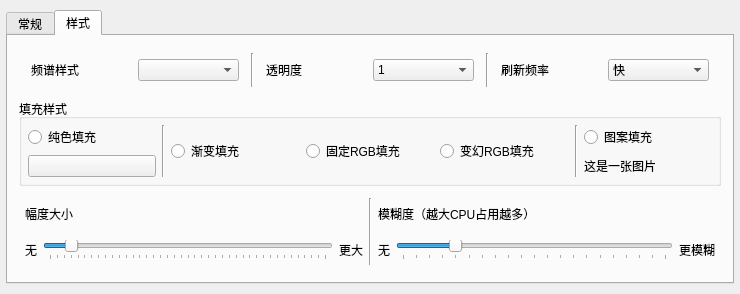
LinAoct/SpectrumOnTaskbar, file mainwindow.ui: the form before one commit.
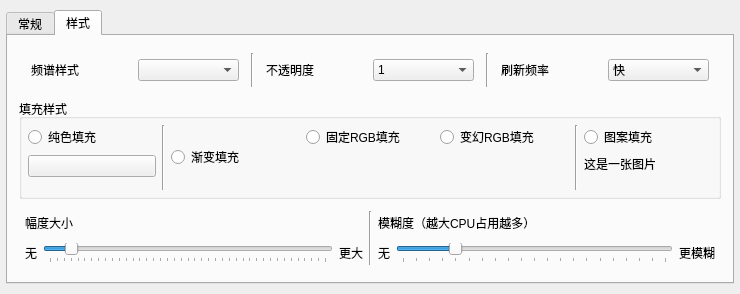
The form after the commit. Icons and pictures are not drawn.

```diff
--- a/mainwindow.ui
+++ b/mainwindow.ui
@@ -10,6 +10,18 @@
     <height>294</height>
    </rect>
   </property>
+  <property name="sizePolicy">
+   <sizepolicy hsizetype="Preferred" vsizetype="Maximum">
+    <horstretch>0</horstretch>
+    <verstretch>0</verstretch>
+   </sizepolicy>
+  </property>
+  <property name="maximumSize">
+   <size>
+    <width>16777215</width>
+    <height>320</height>
+   </size>
+  </property>
   <property name="windowTitle">
    <string>MainWindow</string>
   </property>
@@ -240,7 +252,7 @@
               <item>
                <widget class="QLabel" name="label_7">
                 <property name="text">
-                 <string>透明度</string>
+                 <string>不透明度</string>
                 </property>
                </widget>
               </item>
@@ -387,6 +399,18 @@
           </item>
           <item>
            <widget class="QGroupBox" name="groupBox">
+            <property name="sizePolicy">
+             <sizepolicy hsizetype="Preferred" vsizetype="Maximum">
+              <horstretch>0</horstretch>
+              <verstretch>0</verstretch>
+             </sizepolicy>
+            </property>
+            <property name="maximumSize">
+             <size>
+              <width>16777215</width>
+              <height>100</height>
+             </size>
+            </property>
             <property name="title">
              <string>填充样式</string>
             </property>
@@ -419,6 +443,19 @@
                  </property>
                 </widget>
                </item>
+               <item>
+                <spacer name="verticalSpacer_4">
+                 <property name="orientation">
+                  <enum>Qt::Vertical</enum>
+                 </property>
+                 <property name="sizeHint" stdset="0">
+                  <size>
+                   <width>20</width>
+                   <height>40</height>
+                  </size>
+                 </property>
+                </spacer>
+               </item>
               </layout>
              </item>
              <item>
@@ -451,6 +488,19 @@
                  </property>
                 </widget>
                </item>
+               <item>
+                <spacer name="verticalSpacer_2">
+                 <property name="orientation">
+                  <enum>Qt::Vertical</enum>
+                 </property>
+                 <property name="sizeHint" stdset="0">
+                  <size>
+                   <width>20</width>
+                   <height>40</height>
+                  </size>
+                 </property>
+                </spacer>
+               </item>
               </layout>
              </item>
              <item>
@@ -462,6 +512,19 @@
                  </property>
                 </widget>
                </item>
+               <item>
+                <spacer name="verticalSpacer_3">
+                 <property name="orientation">
+                  <enum>Qt::Vertical</enum>
+                 </property>
+                 <property name="sizeHint" stdset="0">
+                  <size>
+                   <width>20</width>
+                   <height>40</height>
+                  </size>
+                 </property>
+                </spacer>
+               </item>
               </layout>
              </item>
              <item>
@@ -487,6 +550,19 @@
                  </property>
                 </widget>
                </item>
+               <item>
+                <spacer name="verticalSpacer_5">
+                 <property name="orientation">
+                  <enum>Qt::Vertical</enum>
+                 </property>
+                 <property name="sizeHint" stdset="0">
+                  <size>
+                   <width>20</width>
+                   <height>40</height>
+                  </size>
+                 </property>
+                </spacer>
+               </item>
               </layout>
              </item>
             </layout>
```
Left out of the diff: 8 changed lines with no effect on the pictures.
